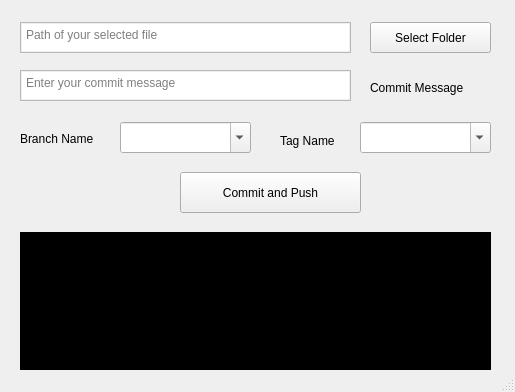
vijaynitrr/make-git-easy, file easyGit.ui: the form before one commit.
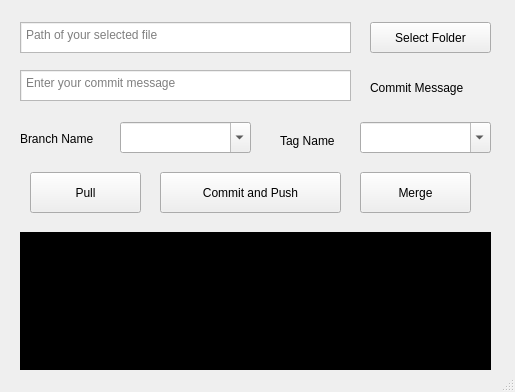
The form after the commit.

Commit message: contain pull button functionality

Patch:
```diff
--- a/easyGit.ui
+++ b/easyGit.ui
@@ -25,9 +25,13 @@
     </property>
     <property name="styleSheet">
      <string notr="true">#textFile {
-padding: 1px;
+padding-left: 1px;
+padding-top: 1px;
 }</string>
     </property>
+    <property name="horizontalScrollBarPolicy">
+     <enum>Qt::ScrollBarAlwaysOff</enum>
+    </property>
     <property name="tabChangesFocus">
      <bool>true</bool>
     </property>
@@ -116,7 +120,7 @@
    <widget class="QPushButton" name="commitBtn">
     <property name="geometry">
      <rect>
-      <x>180</x>
+      <x>160</x>
       <y>172</y>
       <width>181</width>
       <height>41</height>
@@ -167,9 +171,13 @@
     </property>
     <property name="styleSheet">
      <string notr="true">#textMsg {
-padding: 1px;
+padding-left: 1px;
+padding-top: 1px;
 }</string>
     </property>
+    <property name="horizontalScrollBarPolicy">
+     <enum>Qt::ScrollBarAlwaysOff</enum>
+    </property>
     <property name="tabChangesFocus">
      <bool>true</bool>
     </property>
@@ -207,6 +215,32 @@
      <string/>
     </property>
    </widget>
+   <widget class="QPushButton" name="pullBtn">
+    <property name="geometry">
+     <rect>
+      <x>30</x>
+      <y>172</y>
+      <width>111</width>
+      <height>41</height>
+     </rect>
+    </property>
+    <property name="text">
+     <string>Pull</string>
+    </property>
+   </widget>
+   <widget class="QPushButton" name="mergeBtn">
+    <property name="geometry">
+     <rect>
+      <x>360</x>
+      <y>172</y>
+      <width>111</width>
+      <height>41</height>
+     </rect>
+    </property>
+    <property name="text">
+     <string>Merge</string>
+    </property>
+   </widget>
   </widget>
   <widget class="QStatusBar" name="statusbar"/>
  </widget>
```
The commit also changes 8 other files.
